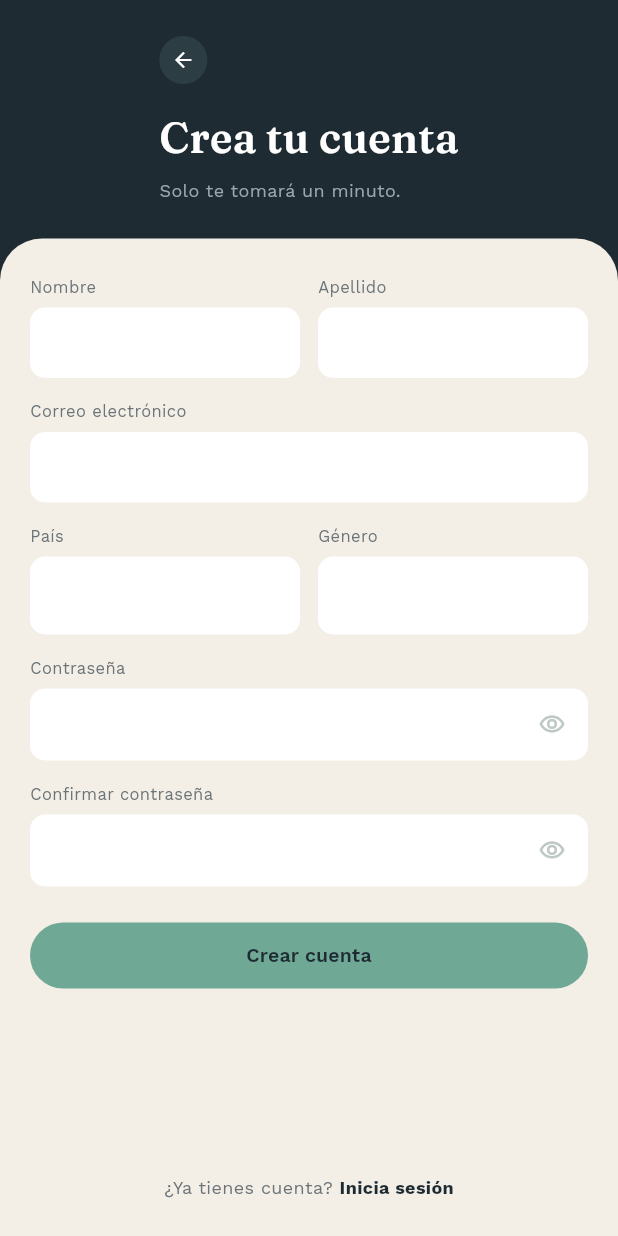
After one commit to Isaian000/proyecto-marea, a Flutter app: the RegisterScreen screen opened directly, on a phone screen of 412 x 824 dp. The commit adds this screen. Run offline on Flutter 3.47's test engine with Material 3 defaults, Android fonts, the phone set to English and light mode, and no system bars; our stand-ins replace google_fonts.

Commit message:
feat: adding files

```diff
--- /dev/null
+++ b/flutter_proyecto__marea/lib/app.dart
@@ -0,0 +1,15 @@
+import 'package:flutter/material.dart';
+
+class MareaApp extends StatelessWidget {
+  const MareaApp({super.key});
+
+  @override
+  Widget build(BuildContext context) {
+    return MaterialApp(
+      title: 'Marea',
+      debugShowCheckedModeBanner: false,
+      theme: AppTheme.light,
+      home: const SplashScreen(),
+    );
+  }
+}
--- /dev/null
+++ b/flutter_proyecto__marea/lib/core/app_colors.dart
@@ -0,0 +1,13 @@
+import 'package:flutter/material.dart';
+
+class AppColors {
+  static const dark = Color(0xFF1E2B32);
+  static const darkSoft = Color(0xFF2C3E44);
+  static const cream = Color(0xFFF3EEE6);
+  static const sage = Color(0xFF6FA895);
+  static const textDark = Color(0xFF1E2B32);
+  static const textMuted = Color(0xFF6B7478);
+  static const textMutedOnDark = Color(0xFF9AA8AD);
+  static const gradientStart = Color(0xFF5F7A99);
+  static const gradientEnd = Color(0xFFE8955A);
+}
--- /dev/null
+++ b/flutter_proyecto__marea/lib/core/app_text_styles.dart
@@ -0,0 +1,26 @@
+import 'package:flutter/material.dart';
+import 'package:google_fonts/google_fonts.dart';
+import 'app_colors.dart';
+
+class AppTextStyles {
+  static TextStyle titleOnDark([double size = 28]) => GoogleFonts.fraunces(
+        fontSize: size, fontWeight: FontWeight.w600, color: Colors.white);
+
+  static TextStyle subtitleOnDark = GoogleFonts.workSans(
+      fontSize: 12, color: AppColors.textMutedOnDark);
+
+  static TextStyle label = GoogleFonts.workSans(
+      fontSize: 11, color: AppColors.textMuted);
+
+  static TextStyle input = GoogleFonts.workSans(
+      fontSize: 13, color: AppColors.textDark);
+
+  static TextStyle button = GoogleFonts.workSans(
+      fontSize: 13, fontWeight: FontWeight.w600, color: AppColors.textDark);
+
+  static TextStyle small = GoogleFonts.workSans(
+      fontSize: 12, color: AppColors.textMuted);
+
+  static TextStyle smallBold = GoogleFonts.workSans(
+      fontSize: 12, fontWeight: FontWeight.w700, color: AppColors.textDark);
+}
--- /dev/null
+++ b/flutter_proyecto__marea/lib/core/app_theme.dart
@@ -0,0 +1,13 @@
+import 'package:flutter/material.dart';
+import 'app_colors.dart';
+
+class AppTheme {
+  static ThemeData get dark => ThemeData(
+        useMaterial3: true,
+        scaffoldBackgroundColor: AppColors.dark,
+        colorScheme: ColorScheme.fromSeed(
+          seedColor: AppColors.sage,
+          brightness: Brightness.dark,
+        ),
+      );
+}
--- a/flutter_proyecto__marea/lib/main.dart
+++ b/flutter_proyecto__marea/lib/main.dart
@@ -1,5 +1,4 @@
 import 'package:flutter/material.dart';
-
 import 'flows/diario/my_app.dart';
 
 void main() {
--- /dev/null
+++ b/flutter_proyecto__marea/lib/screens/register_screen.dart
@@ -0,0 +1,85 @@
+import 'package:flutter/material.dart';
+import '../widgets/auth_scaffold.dart';
+import '../widgets/auth_header.dart';
+import '../widgets/marea_text_field.dart';
+import '../widgets/marea_dropdown_field.dart';
+import '../widgets/marea_button.dart';
+import '../widgets/auth_footer_link.dart';
+import 'register_success_screen.dart';
+
+class RegisterScreen extends StatefulWidget {
+  const RegisterScreen({super.key});
+  @override
+  State<RegisterScreen> createState() => _RegisterScreenState();
+}
+
+class _RegisterScreenState extends State<RegisterScreen> {
+  String? _country;
+  String? _gender;
+
+  @override
+  Widget build(BuildContext context) {
+    return AuthScaffold(
+      header: AuthHeader(
+        title: 'Crea tu cuenta',
+        subtitle: 'Solo te tomará un minuto.',
+        onBack: () => Navigator.of(context).pop(),
+      ),
+      body: Column(
+        children: [
+          const Row(
+            children: [
+              Expanded(child: MareaTextField(label: 'Nombre')),
+              SizedBox(width: 12),
+              Expanded(child: MareaTextField(label: 'Apellido')),
+            ],
+          ),
+          const SizedBox(height: 14),
+          const MareaTextField(
+            label: 'Correo electrónico',
+            keyboardType: TextInputType.emailAddress,
+          ),
+          const SizedBox(height: 14),
+          Row(
+            children: [
+              Expanded(
+                child: MareaDropdownField<String>(
+                  label: 'País',
+                  value: _country,
+                  items: const ['México', 'Colombia', 'Argentina', 'España'],
+                  onChanged: (v) => setState(() => _country = v),
+                ),
+              ),
+              const SizedBox(width: 12),
+              Expanded(
+                child: MareaDropdownField<String>(
+                  label: 'Género',
+                  value: _gender,
+                  items: const ['Mujer', 'Hombre', 'No binario', 'Prefiero no decir'],
+                  onChanged: (v) => setState(() => _gender = v),
+                ),
+              ),
+            ],
+          ),
+          const SizedBox(height: 14),
+          const MareaTextField(label: 'Contraseña', isPassword: true),
+          const SizedBox(height: 14),
+          const MareaTextField(label: 'Confirmar contraseña', isPassword: true),
+          const SizedBox(height: 24),
+          MareaButton(
+            label: 'Crear cuenta',
+            onPressed: () => Navigator.of(context).pushReplacement(
+              MaterialPageRoute(
+                  builder: (_) => const RegisterSuccessScreen()),
+            ),
+          ),
+        ],
+      ),
+      footer: AuthFooterLink(
+        text: '¿Ya tienes cuenta?',
+        actionLabel: 'Inicia sesión',
+        onTap: () => Navigator.of(context).pop(),
+      ),
+    );
+  }
+}
--- /dev/null
+++ b/flutter_proyecto__marea/lib/screens/splash_screen.dart
@@ -0,0 +1,16 @@
+import 'package:flutter/material.dart';
+import '../core/app_colors.dart';
+import '../widgets/marea_brand.dart';
+
+class MareaApp extends StatelessWidget {
+  const MareaApp({super.key});
+
+  @override
+  Widget build(BuildContext context) {
+    return const Scaffold(
+      backgroundColor: AppColors.dark,
+      body: Center(child: MareaBrand()),
+    );
+  }
+
+}
--- /dev/null
+++ b/flutter_proyecto__marea/lib/widgets/auth_footer_link.dart
@@ -0,0 +1,29 @@
+import 'package:flutter/material.dart';
+import '../../core/app_text_styles.dart';
+
+class AuthFooterLink extends StatelessWidget {
+  final String text;
+  final String actionLabel;
+  final VoidCallback onTap;
+
+  const AuthFooterLink({
+    super.key,
+    required this.text,
+    required this.actionLabel,
+    required this.onTap,
+  });
+
+  @override
+  Widget build(BuildContext context) {
+    return Row(
+      mainAxisAlignment: MainAxisAlignment.center,
+      children: [
+        Text('$text ', style: AppTextStyles.small),
+        GestureDetector(
+          onTap: onTap,
+          child: Text(actionLabel, style: AppTextStyles.smallBold),
+        ),
+      ],
+    );
+  }
+}
--- /dev/null
+++ b/flutter_proyecto__marea/lib/widgets/auth_header.dart
@@ -0,0 +1,51 @@
+import 'package:flutter/material.dart';
+import '../../core/app_colors.dart';
+import '../../core/app_text_styles.dart';
+import 'marea_logo.dart';
+
+class AuthHeader extends StatelessWidget {
+  final String title;
+  final String subtitle;
+  final bool showLogo;
+  final VoidCallback? onBack;
+
+  const AuthHeader({
+    super.key,
+    required this.title,
+    required this.subtitle,
+    this.showLogo = false,
+    this.onBack,
+  });
+
+  @override
+  Widget build(BuildContext context) {
+    return Padding(
+      padding: const EdgeInsets.fromLTRB(24, 24, 24, 24),
+      child: Column(
+        crossAxisAlignment: CrossAxisAlignment.start,
+        children: [
+          if (onBack != null)
+            InkWell(
+              onTap: onBack,
+              customBorder: const CircleBorder(),
+              child: Container(
+                width: 32,
+                height: 32,
+                decoration: const BoxDecoration(
+                  color: AppColors.darkSoft,
+                  shape: BoxShape.circle,
+                ),
+                child: const Icon(Icons.arrow_back,
+                    size: 16, color: Colors.white),
+              ),
+            ),
+          if (showLogo) const MareaLogo(width: 42),
+          const SizedBox(height: 16),
+          Text(title, style: AppTextStyles.titleOnDark()),
+          const SizedBox(height: 6),
+          Text(subtitle, style: AppTextStyles.subtitleOnDark),
+        ],
+      ),
+    );
+  }
+}
--- /dev/null
+++ b/flutter_proyecto__marea/lib/widgets/auth_scaffold.dart
@@ -0,0 +1,58 @@
+import 'package:flutter/material.dart';
+import '../core/app_colors.dart';
+
+/// Fondo oscuro + header arriba + hoja crema con body y footer anclado abajo.
+class AuthScaffold extends StatelessWidget {
+  final Widget header;
+  final Widget body;
+  final Widget footer;
+
+  const AuthScaffold({
+    super.key,
+    required this.header,
+    required this.body,
+    required this.footer,
+  });
+
+  @override
+  Widget build(BuildContext context) {
+    return Scaffold(
+      backgroundColor: AppColors.dark,
+      body: SafeArea(
+        bottom: false,
+        child: Column(
+          children: [
+            header,
+            Expanded(
+              child: Container(
+                width: double.infinity,
+                decoration: const BoxDecoration(
+                  color: AppColors.cream,
+                  borderRadius:
+                      BorderRadius.vertical(top: Radius.circular(28)),
+                ),
+                child: CustomScrollView(
+                  slivers: [
+                    SliverFillRemaining(
+                      hasScrollBody: false,
+                      child: Padding(
+                        padding: const EdgeInsets.fromLTRB(20, 24, 20, 24),
+                        child: Column(
+                          children: [
+                            body,
+                            const Spacer(),
+                            footer,
+                          ],
+                        ),
+                      ),
+                    ),
+                  ],
+                ),
+              ),
+            ),
+          ],
+        ),
+      ),
+    );
+  }
+}
--- /dev/null
+++ b/flutter_proyecto__marea/lib/widgets/marea_button.dart
@@ -0,0 +1,41 @@
+// widgets/common/marea_button.dart
+import 'package:flutter/material.dart';
+import '../../core/app_colors.dart';
+import '../../core/app_text_styles.dart';
+
+class MareaButton extends StatelessWidget {
+  final String label;
+  final VoidCallback? onPressed;
+  final bool isLoading;
+
+  const MareaButton({
+    super.key,
+    required this.label,
+    required this.onPressed,
+    this.isLoading = false,
+  });
+
+  @override
+  Widget build(BuildContext context) {
+    return SizedBox(
+      width: double.infinity,
+      height: 44,
+      child: ElevatedButton(
+        onPressed: isLoading ? null : onPressed,
+        style: ElevatedButton.styleFrom(
+          backgroundColor: AppColors.sage,
+          foregroundColor: AppColors.textDark,
+          elevation: 0,
+          shape: const StadiumBorder(),
+        ),
+        child: isLoading
+            ? const SizedBox(
+                width: 18,
+                height: 18,
+                child: CircularProgressIndicator(strokeWidth: 2),
+              )
+            : Text(label, style: AppTextStyles.button),
+      ),
+    );
+  }
+}
--- /dev/null
+++ b/flutter_proyecto__marea/lib/widgets/marea_dropdown_field.dart
@@ -0,0 +1,50 @@
+// widgets/common/marea_dropdown_field.dart
+import 'package:flutter/material.dart';
+import '../../core/app_text_styles.dart';
+
+class MareaDropdownField<T> extends StatelessWidget {
+  final String label;
+  final T? value;
+  final List<T> items;
+  final ValueChanged<T?> onChanged;
+
+  const MareaDropdownField({
+    super.key,
+    required this.label,
+    required this.items,
+    required this.onChanged,
+    this.value,
+  });
+
+  @override
+  Widget build(BuildContext context) {
+    return Column(
+      crossAxisAlignment: CrossAxisAlignment.start,
+      children: [
+        Text(label, style: AppTextStyles.label),
+        const SizedBox(height: 6),
+        DropdownButtonFormField<T>(
+          value: value,
+          isExpanded: true,
+          style: AppTextStyles.input,
+          icon: const Icon(Icons.keyboard_arrow_down, size: 18),
+          decoration: InputDecoration(
+            filled: true,
+            fillColor: Colors.white,
+            isDense: true,
+            contentPadding:
+                const EdgeInsets.symmetric(horizontal: 14, vertical: 14),
+            border: OutlineInputBorder(
+              borderRadius: BorderRadius.circular(10),
+              borderSide: BorderSide.none,
+            ),
+          ),
+          items: items
+              .map((e) => DropdownMenuItem<T>(value: e, child: Text('$e')))
+              .toList(),
+          onChanged: onChanged,
+        ),
+      ],
+    );
+  }
+}
--- /dev/null
+++ b/flutter_proyecto__marea/lib/widgets/marea_text_field.dart
@@ -0,0 +1,67 @@
+import 'package:flutter/material.dart';
+import '../../core/app_text_styles.dart';
+
+/// Etiqueta arriba + input blanco. Si isPassword, incluye el ojito.
+class MareaTextField extends StatefulWidget {
+  final String label;
+  final TextEditingController? controller;
+  final bool isPassword;
+  final TextInputType keyboardType;
+  final String? Function(String?)? validator;
+
+  const MareaTextField({
+    super.key,
+    required this.label,
+    this.controller,
+    this.isPassword = false,
+    this.keyboardType = TextInputType.text,
+    this.validator,
+  });
+
+  @override
+  State<MareaTextField> createState() => _MareaTextFieldState();
+}
+
+class _MareaTextFieldState extends State<MareaTextField> {
+  bool _obscure = true;
+
+  @override
+  Widget build(BuildContext context) {
+    return Column(
+      crossAxisAlignment: CrossAxisAlignment.start,
+      children: [
+        Text(widget.label, style: AppTextStyles.label),
+        const SizedBox(height: 6),
+        TextFormField(
+          controller: widget.controller,
+          obscureText: widget.isPassword && _obscure,
+          keyboardType: widget.keyboardType,
+          validator: widget.validator,
+          style: AppTextStyles.input,
+          decoration: InputDecoration(
+            filled: true,
+            fillColor: Colors.white,
+            isDense: true,
+            contentPadding:
+                const EdgeInsets.symmetric(horizontal: 14, vertical: 14),
+            border: OutlineInputBorder(
+              borderRadius: BorderRadius.circular(10),
+              borderSide: BorderSide.none,
+            ),
+            suffixIcon: widget.isPassword
+                ? IconButton(
+                    icon: Icon(
+                      _obscure
+                          ? Icons.visibility_outlined
+                          : Icons.visibility_off_outlined,
+                      size: 18,
+                    ),
+                    onPressed: () => setState(() => _obscure = !_obscure),
+                  )
+                : null,
+          ),
+        ),
+      ],
+    );
+  }
+}
--- a/flutter_proyecto__marea/pubspec.yaml
+++ b/flutter_proyecto__marea/pubspec.yaml
@@ -34,6 +34,7 @@ dependencies:
   # The following adds the Cupertino Icons font to your application.
   # Use with the CupertinoIcons class for iOS style icons.
   cupertino_icons: ^1.0.8
+  google_fonts: ^9.0.0
 
 dev_dependencies:
   flutter_test:
```
Also changed, not shown: flutter_proyecto__marea/lib/screens/login_screen.dart (added, +61 -0 lines), flutter_proyecto__marea/lib/screens/register_success_screen.dart (added, +48 -0 lines), flutter_proyecto__marea/lib/widgets/marea_brand.dart (added, +21 -0 lines), flutter_proyecto__marea/lib/widgets/marea_logo.dart (added, +35 -0 lines), flutter_proyecto__marea/lib/widgets/remember_me_row.dart (added, +42 -0 lines), flutter_proyecto__marea/lib/widgets/success_badge.dart (added, +19 -0 lines), flutter_proyecto__marea/pubspec.lock, 2 other files.
